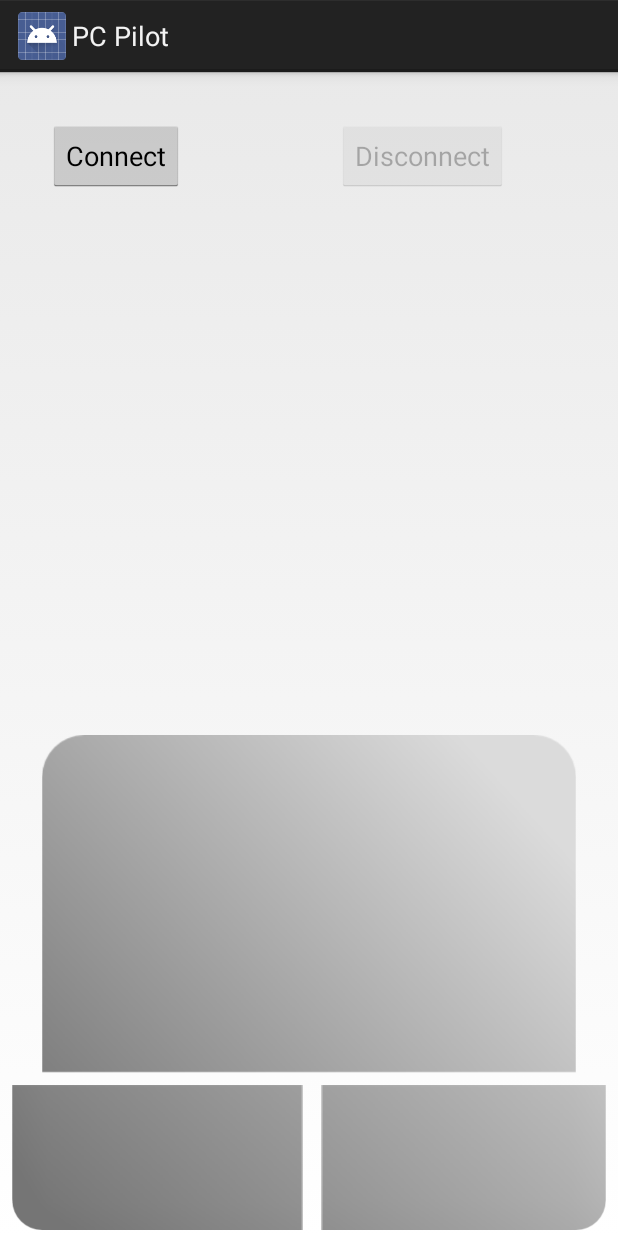
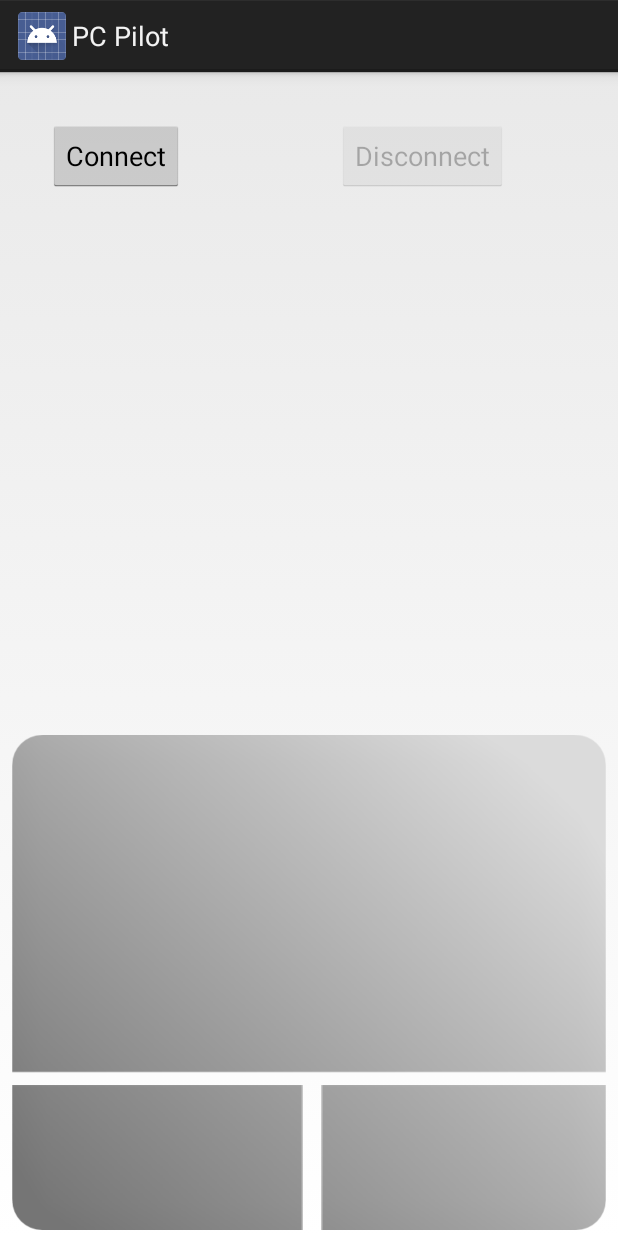
Before and after one commit to DziubanMaciej/PC-pilot, an Android app: the MainActivity screen opened directly, with no data from a screen before it, on a phone screen of 412 x 824 dp. Run offline under Robolectric (Android 15) with nearby library versions, the phone set to English and light mode, and no system bars; 2 statements that could not run were skipped.

Commit message:
[client] Use background field instead of src to scale TouchPad

```diff
--- a/client/app/src/main/res/layout/activity_main.xml
+++ b/client/app/src/main/res/layout/activity_main.xml
@@ -61,7 +61,7 @@
         android:layout_height="0dp"
         android:layout_marginEnd="8dp"
         android:layout_marginStart="8dp"
-        android:src="@drawable/touch_pad_mouse"
+        android:background="@drawable/touch_pad_mouse"
         app:layout_constraintBottom_toTopOf="@id/guidelineHorizontalButtonsTop"
         app:layout_constraintEnd_toEndOf="parent"
         app:layout_constraintHorizontal_bias="0.0"
```
